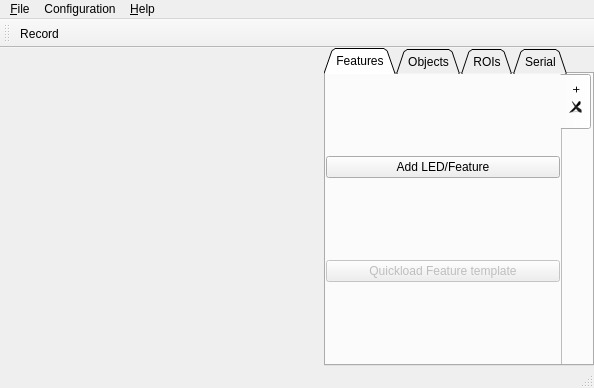
wonkoderverstaendige/Spotter, file lib/ui/mainUi.ui: the form before one commit.
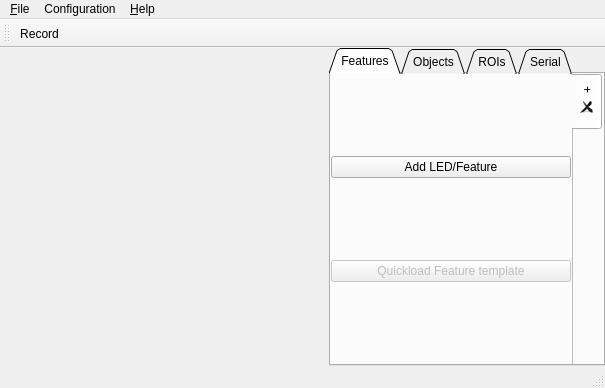
The form after the commit. Icons and pictures are not drawn.

What changed in the file:
```diff
--- a/lib/ui/mainUi.ui
+++ b/lib/ui/mainUi.ui
@@ -6,7 +6,7 @@
    <rect>
     <x>0</x>
     <y>0</y>
-    <width>594</width>
+    <width>605</width>
     <height>388</height>
    </rect>
   </property>
@@ -345,7 +345,7 @@
     <rect>
      <x>0</x>
      <y>0</y>
-     <width>594</width>
+     <width>605</width>
      <height>21</height>
     </rect>
    </property>
```
Left out of the diff: 9 changed lines with no effect on the pictures.
